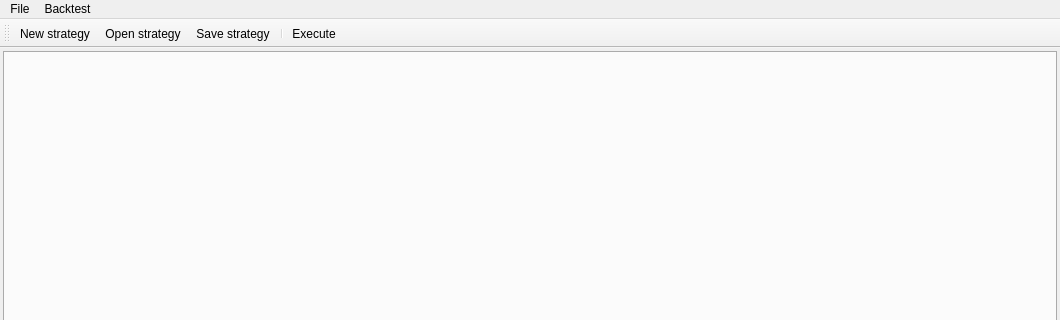
asakul/nailab, file ui/mainwindow.ui: the form before one commit; both pictures show x 0 to 1060 and y 0 to 320 of the 1060 by 587 pixel window.
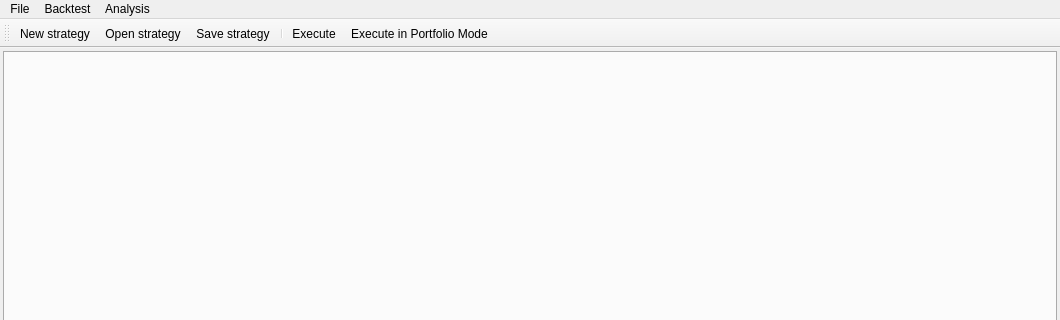
The form after the commit. Icons and pictures are not drawn.

Commit message: Performance analysis, portfolio mode

```diff
--- a/ui/mainwindow.ui
+++ b/ui/mainwindow.ui
@@ -64,8 +64,15 @@
     </property>
     <addaction name="actionExecute"/>
    </widget>
+   <widget class="QMenu" name="menuAnalysis">
+    <property name="title">
+     <string>Analysis</string>
+    </property>
+    <addaction name="actionPerformance"/>
+   </widget>
    <addaction name="menuFile"/>
    <addaction name="menuBacktest"/>
+   <addaction name="menuAnalysis"/>
   </widget>
   <widget class="QStatusBar" name="statusbar"/>
   <widget class="QToolBar" name="toolBar">
@@ -83,6 +90,7 @@
    <addaction name="actionSave_strategy"/>
    <addaction name="separator"/>
    <addaction name="actionExecute"/>
+   <addaction name="actionExecute_in_Portfolio_Mode"/>
   </widget>
   <action name="actionOpenTrades">
    <property name="text">
@@ -144,6 +152,20 @@
     <string>Save as...</string>
    </property>
   </action>
+  <action name="actionPerformance">
+   <property name="text">
+    <string>Performance</string>
+   </property>
+  </action>
+  <action name="actionExecute_in_Portfolio_Mode">
+   <property name="icon">
+    <iconset resource="../nailab.qrc">
+     <normaloff>:/main/icons/execute.png</normaloff>:/main/icons/execute.png</iconset>
+   </property>
+   <property name="text">
+    <string>Execute in Portfolio Mode</string>
+   </property>
+  </action>
  </widget>
  <resources>
   <include location="../nailab.qrc"/>
```
Left out of the diff: 34 changed lines with no effect on the pictures. The commit also changes 14 other files.
